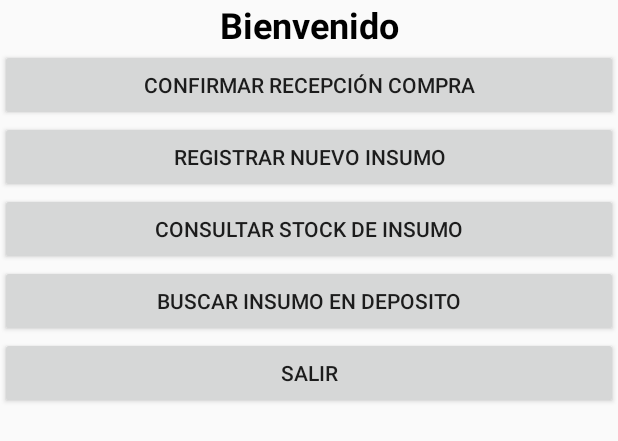
After one commit to sergioc6/StockServerAndroid, an Android app: the layout activity_principal.xml on its own in the app's theme, with its tools: preview values and no code run, on a phone screen of 412 x 824 dp. The commit adds this screen. Shown: the top 441 px of the screen. Run offline under Robolectric (Android 15) with nearby library versions, the phone set to English and light mode, and no system bars.

Commit message:
Varios cambios

```diff
--- a/app/src/main/AndroidManifest.xml
+++ b/app/src/main/AndroidManifest.xml
@@ -12,10 +12,10 @@
         <activity android:name=".Login">
             <intent-filter>
                 <action android:name="android.intent.action.MAIN" />
-
                 <category android:name="android.intent.category.LAUNCHER" />
             </intent-filter>
         </activity>
+
     </application>
 
     <uses-permission android:name="android.permission.INTERNET" />
--- a/app/src/main/java/CustomerAPI/CustomerAPI.java
+++ b/app/src/main/java/CustomerAPI/CustomerAPI.java
@@ -7,7 +7,7 @@ package CustomerAPI;
 public class CustomerAPI {
 
     //ATRIBUTOS
-    public static String URL_BASE = "http://192.168.56.1/StockServer/API/";
+    public static String URL_BASE = "http://192.168.1.7/StockServer/API/";
 
 
 }
--- /dev/null
+++ b/app/src/main/res/layout/activity_principal.xml
@@ -0,0 +1,45 @@
+<?xml version="1.0" encoding="utf-8"?>
+<LinearLayout xmlns:android="http://schemas.android.com/apk/res/android"
+    android:orientation="vertical" android:layout_width="match_parent"
+    android:layout_height="match_parent">
+
+    <TextView
+        android:text="Bienvenido"
+        android:layout_width="match_parent"
+        android:layout_height="wrap_content"
+        android:id="@+id/textViewUsuario"
+        android:textStyle="normal|bold"
+        android:textAlignment="center"
+        android:textSize="24sp"
+        android:textColor="@android:color/background_dark" />
+
+    <Button
+        android:text="Confirmar Recepción Compra"
+        android:layout_width="match_parent"
+        android:layout_height="wrap_content"
+        android:id="@+id/button2" />
+
+    <Button
+        android:text="registrar nuevo insumo"
+        android:layout_width="match_parent"
+        android:layout_height="wrap_content"
+        android:id="@+id/button5" />
+
+    <Button
+        android:text="Consultar stock de insumo"
+        android:layout_width="match_parent"
+        android:layout_height="wrap_content"
+        android:id="@+id/button4" />
+
+    <Button
+        android:text="Buscar insumo en deposito"
+        android:layout_width="match_parent"
+        android:layout_height="wrap_content"
+        android:id="@+id/button3" />
+
+    <Button
+        android:text="Salir"
+        android:layout_width="match_parent"
+        android:layout_height="wrap_content"
+        android:id="@+id/button6" />
+</LinearLayout>
```
Also changed, not shown: app/src/main/java/CustomerAPI/CustomerLogin.java (+23 -19 lines), app/src/main/java/CustomerAPI/CustomerProveedores.java (+14 -11 lines), app/src/main/java/DTOs/TokenDTO.java (added, +24 -0 lines), app/src/main/java/sergioc6/stockserverandroid/Login.java (+61 -4 lines), app/src/main/java/sergioc6/stockserverandroid/Principal.java (added, +23 -0 lines), app/src/main/res/layout/activity_login.xml (+7 -4 lines).
